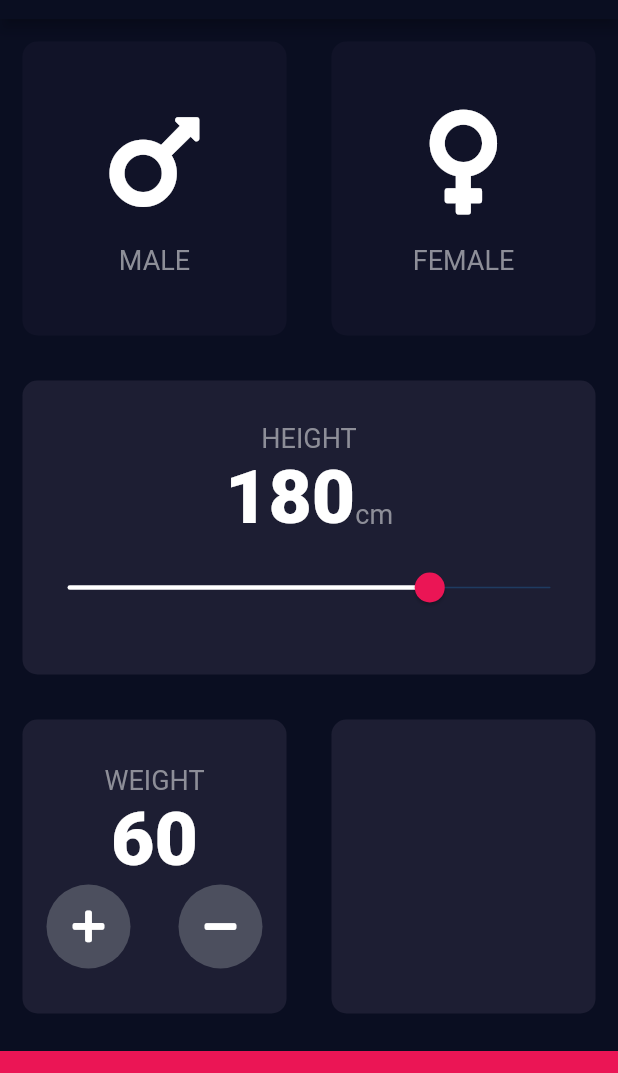
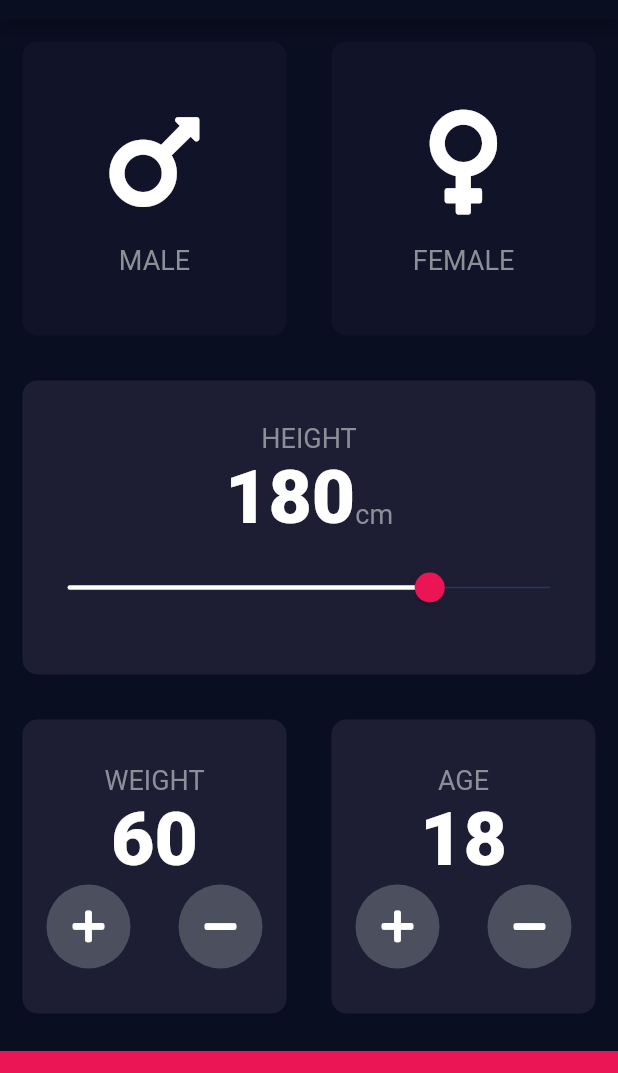
Before and after one commit to ikuma-hiroyuki/bmi-calculator-flutter, a Flutter app: the screen it shows after launch, on a phone screen of 412 x 824 dp, the part 65-1138 px from its top. Run offline on Flutter 3.47's test engine with Material 2 defaults, Android fonts, the phone set to English and light mode, and no system bars; our stand-ins replace font_awesome_flutter.

Commit message:
ageカードの追加

```diff
--- a/lib/input_page.dart
+++ b/lib/input_page.dart
@@ -15,6 +15,7 @@ class _InputPageState extends State<InputPage> {
   Gender selectedGender;
   int height = 180;
   int weight = 60;
+  int age = 18;
 
   @override
   Widget build(BuildContext context) {
@@ -158,7 +159,46 @@ class _InputPageState extends State<InputPage> {
                     ),
                   ),
                 ),
-                Expanded(child: ReusableCard(colour: KActiveCardColor)),
+                Expanded(child: ReusableCard(
+                  colour: KActiveCardColor,
+                  cardChild: Column(
+                    mainAxisAlignment: MainAxisAlignment.center,
+                    children: [
+                      Text(
+                        'AGE',
+                        style: KLabelTextStyle,
+                      ),
+                      Text(
+                        age.toString(),
+                        style: KNumberTextStyle,
+                      ),
+                      Row(
+                        mainAxisAlignment: MainAxisAlignment.spaceEvenly,
+                        children: [
+                          RoundIconButton(
+                            icon: FontAwesomeIcons.plus,
+                            onPressed: () {
+                              setState(() {
+                                age++;
+                              });
+                            },
+                          ),
+                          SizedBox(
+                            height: 10.0,
+                          ),
+                          RoundIconButton(
+                            icon: FontAwesomeIcons.minus,
+                            onPressed: () {
+                              setState(() {
+                                age--;
+                              });
+                            },
+                          )
+                        ],
+                      ),
+                    ],
+                  ),
+                )),
               ],
             ),
           ),
@@ -173,6 +213,14 @@ class _InputPageState extends State<InputPage> {
     );
   }
 }
+
+class NumberButton extends StatelessWidget {
+  @override
+  Widget build(BuildContext context) {
+    return Container();
+  }
+}
+
 
 class RoundIconButton extends StatelessWidget {
   RoundIconButton({@required this.icon, @required this.onPressed});
```
